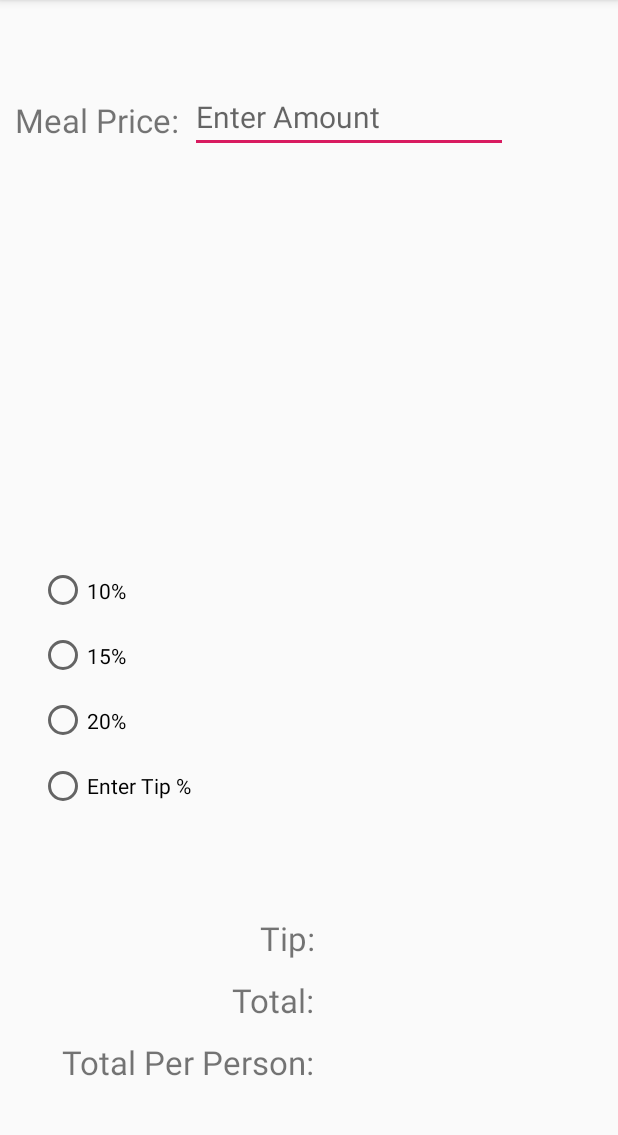
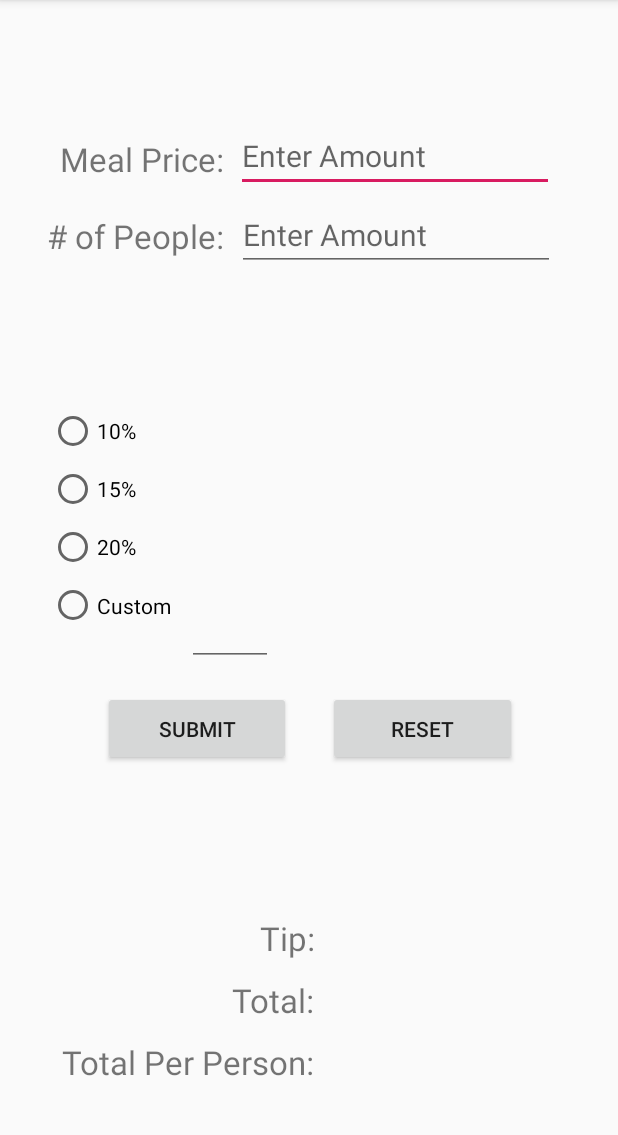
Before and after one commit to HollandeP/TipCalculator-counter, an Android app: the screen it shows after launch (MainActivity), on a phone screen of 412 x 824 dp, the part 84-1219 px from its top. Run offline under Robolectric (Android 15) with nearby library versions, the phone set to English and light mode, and no system bars.

Commit message:
Vertical Layout Complete(?)

```diff
--- a/app/src/main/res/layout/activity_main.xml
+++ b/app/src/main/res/layout/activity_main.xml
@@ -5,6 +5,23 @@
     android:layout_width="match_parent"
     android:layout_height="match_parent"
     tools:context=".MainActivity">
+
+    <EditText
+        android:id="@+id/mealPriceAmount"
+        android:layout_width="212dp"
+        android:layout_height="44dp"
+        android:autofillHints=""
+        android:ems="10"
+        android:hint="@string/mealCostInput"
+        android:inputType="numberDecimal"
+        android:textSize="20sp"
+        app:layout_constraintBottom_toBottomOf="parent"
+        app:layout_constraintEnd_toEndOf="parent"
+        app:layout_constraintHorizontal_bias="0.163"
+        app:layout_constraintStart_toEndOf="@+id/MealPriceText"
+        app:layout_constraintTop_toTopOf="parent"
+        app:layout_constraintVertical_bias="0.116"
+        tools:targetApi="o" />
 
     <TextView
         android:id="@+id/perPerson"
@@ -53,64 +70,122 @@
         android:textSize="22sp"
         app:layout_constraintBottom_toBottomOf="parent"
         app:layout_constraintEnd_toEndOf="parent"
-        app:layout_constraintHorizontal_bias="0.033"
+        app:layout_constraintHorizontal_bias="0.132"
         app:layout_constraintStart_toStartOf="parent"
         app:layout_constraintTop_toTopOf="parent"
-        app:layout_constraintVertical_bias="0.088" />
+        app:layout_constraintVertical_bias="0.124" />
+
+    <TextView
+        android:id="@+id/mealPriceText"
+        android:layout_width="wrap_content"
+        android:layout_height="wrap_content"
+        android:text="@string/numPeople"
+        android:textSize="22sp"
+        app:layout_constraintBottom_toBottomOf="parent"
+        app:layout_constraintEnd_toEndOf="parent"
+        app:layout_constraintHorizontal_bias="0.106"
+        app:layout_constraintStart_toStartOf="parent"
+        app:layout_constraintTop_toBottomOf="@+id/MealPriceText"
+        app:layout_constraintVertical_bias="0.036" />
 
     <EditText
-        android:id="@+id/MealPriceAmount"
+        android:id="@+id/numPeopleInput"
         android:layout_width="212dp"
         android:layout_height="44dp"
+        android:autofillHints=""
         android:ems="10"
-        android:hint="Enter Amount"
+        android:hint="@string/mealCostInput"
         android:inputType="numberDecimal"
         android:textSize="20sp"
         app:layout_constraintBottom_toBottomOf="parent"
         app:layout_constraintEnd_toEndOf="parent"
-        app:layout_constraintHorizontal_bias="0.088"
-        app:layout_constraintStart_toEndOf="@+id/MealPriceText"
+        app:layout_constraintHorizontal_bias="0.166"
+        app:layout_constraintStart_toEndOf="@+id/mealPriceText"
+        app:layout_constraintTop_toBottomOf="@+id/mealPriceAmount"
+        app:layout_constraintVertical_bias="0.015"
+        tools:targetApi="o" />
+
+    <EditText
+        android:id="@+id/editText"
+        android:layout_width="57dp"
+        android:layout_height="40dp"
+        android:ems="10"
+        android:inputType="numberSigned"
+        app:layout_constraintBottom_toBottomOf="parent"
+        app:layout_constraintEnd_toEndOf="parent"
+        app:layout_constraintHorizontal_bias="0.0"
+        app:layout_constraintStart_toEndOf="@+id/TipOptions"
         app:layout_constraintTop_toTopOf="parent"
-        app:layout_constraintVertical_bias="0.08" />
+        app:layout_constraintVertical_bias="0.555" />
 
     <RadioGroup
         android:id="@+id/TipOptions"
-        android:layout_width="247dp"
-        android:layout_height="174dp"
+        android:layout_width="92dp"
+        android:layout_height="155dp"
         app:layout_constraintBottom_toBottomOf="parent"
         app:layout_constraintEnd_toEndOf="parent"
-        app:layout_constraintHorizontal_bias="0.158"
+        app:layout_constraintHorizontal_bias="0.102"
         app:layout_constraintStart_toStartOf="parent"
         app:layout_constraintTop_toTopOf="parent"
-        app:layout_constraintVertical_bias="0.626">
+        app:layout_constraintVertical_bias="0.437">
 
         <RadioButton
             android:id="@+id/tip1"
             android:layout_width="match_parent"
             android:layout_height="wrap_content"
             android:layout_weight="1"
-            android:text="@string/tip1" />
+            android:text="@string/tip1"
+            android:textAlignment="textStart" />
 
         <RadioButton
             android:id="@+id/tip2"
             android:layout_width="match_parent"
             android:layout_height="wrap_content"
             android:layout_weight="1"
-            android:text="@string/tip2" />
+            android:text="@string/tip2"
+            android:textAlignment="textStart" />
 
         <RadioButton
             android:id="@+id/tip3"
             android:layout_width="match_parent"
             android:layout_height="wrap_content"
             android:layout_weight="1"
-            android:text="@string/tip3" />
+            android:text="@string/tip3"
+            android:textAlignment="textStart" />
 
         <RadioButton
             android:id="@+id/customTip"
             android:layout_width="match_parent"
             android:layout_height="wrap_content"
             android:layout_weight="1"
-            android:text="@string/customTip" />
+            android:text="@string/customTip"
+            android:textAlignment="textStart" />
+
     </RadioGroup>
 
+    <Button
+        android:id="@+id/submitButton"
+        android:layout_width="125dp"
+        android:layout_height="50dp"
+        android:layout_marginStart="40dp"
+        android:text="@string/submitButton"
+        app:layout_constraintBottom_toTopOf="@+id/tipString"
+        app:layout_constraintEnd_toStartOf="@+id/button2"
+        app:layout_constraintHorizontal_bias="0.533"
+        app:layout_constraintStart_toStartOf="parent"
+        app:layout_constraintTop_toBottomOf="@+id/TipOptions"
+        app:layout_constraintVertical_bias="0.272" />
+
+    <Button
+        android:id="@+id/button2"
+        android:layout_width="126dp"
+        android:layout_height="50dp"
+        android:text="@string/resetButton"
+        app:layout_constraintBottom_toTopOf="@+id/tipString"
+        app:layout_constraintEnd_toEndOf="parent"
+        app:layout_constraintHorizontal_bias="0.764"
+        app:layout_constraintStart_toStartOf="parent"
+        app:layout_constraintTop_toBottomOf="@+id/TipOptions"
+        app:layout_constraintVertical_bias="0.272" />
+
 </androidx.constraintlayout.widget.ConstraintLayout>
--- a/app/src/main/res/values/strings.xml
+++ b/app/src/main/res/values/strings.xml
@@ -2,11 +2,14 @@
     <string name="app_name">TipCalculator-counter</string>
     <string name="numPeople"># of People:</string>
     <string name="mealCost">Meal Price:</string>
+    <string name="mealCostInput">Enter Amount</string>
     <string name="tip1">10%</string>
     <string name="tip2">15%</string>
     <string name="tip3">20%</string>
-    <string name="customTip">Enter Tip %</string>
+    <string name="customTip">Custom</string>
     <string name="tipString">Tip:</string>
     <string name="totalCost">Total:</string>
     <string name="perPerson">Total Per Person: </string>
+    <string name="submitButton">Submit</string>
+    <string name="resetButton">Reset</string>
 </resources>
```
